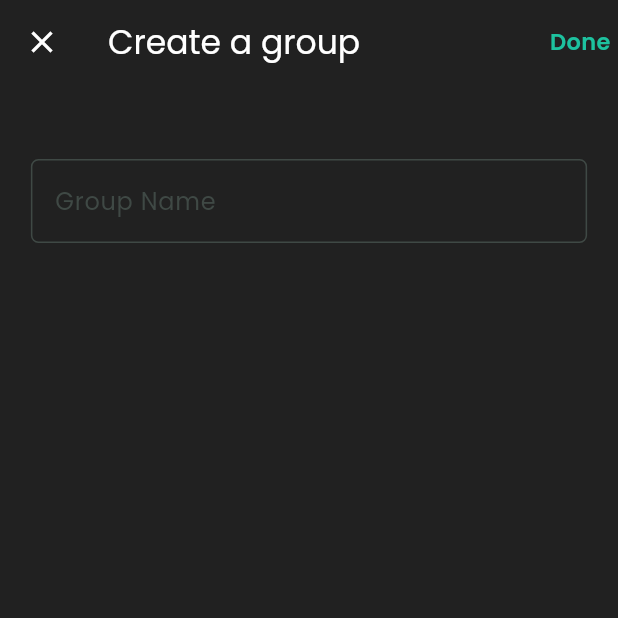
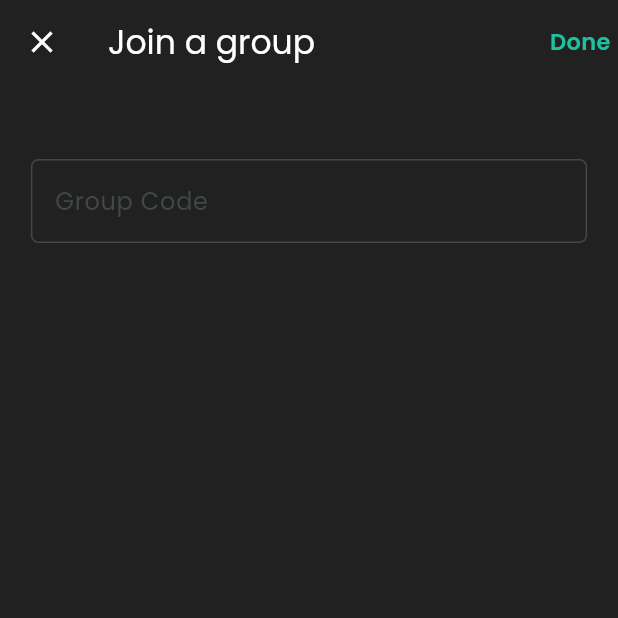
Before and after one commit to Anurag-ravi/splittr, a Flutter app: the HomePage screen opened directly, after a tap on the "group add" icon, on a phone screen of 412 x 824 dp, the top half of it. Run offline on Flutter 3.47's test engine with Material 3 defaults, Android fonts, the phone set to English and light mode, and no system bars; our stand-ins replace contacts_service, firebase_auth, firebase_core, flutter_svg, google_fonts, intl_phone_field and 2 more; missing offline and left inert: dart_jsonwebtoken; accounts and stored records are empty; network calls fail; statements that could not run were skipped.

Commit message:
added fetchfriends and join trips

```diff
--- a/lib/main.dart
+++ b/lib/main.dart
@@ -45,8 +45,8 @@ class _MyAppState extends State<MyApp> {
   // This widget is the root of your application.
   @override
   Widget build(BuildContext context) {
-    // widget.prefs.setString("url", "http://10.0.2.2:5000");
-    widget.prefs.setString("url", "http://13.232.40.84");
+    widget.prefs.setString("url", "http://10.0.2.2:5000");
+    // widget.prefs.setString("url", "http://13.232.40.84");
     if (!widget.prefs.containsKey("registered_now")) {
       widget.prefs.setBool("registered_now", true);
     }
--- a/lib/pages/homePage.dart
+++ b/lib/pages/homePage.dart
@@ -4,6 +4,7 @@ import 'package:flutter/material.dart';
 import 'package:shared_preferences/shared_preferences.dart';
 import 'package:splittr/models/user.dart';
 import 'package:splittr/pages/createGroup.dart';
+import 'package:splittr/pages/joinGroup.dart';
 import 'package:splittr/screens/activityScreen.dart';
 import 'package:splittr/screens/friendsScreen.dart';
 import 'package:splittr/screens/groupScreen.dart';
@@ -53,11 +54,21 @@ class _HomePageState extends State<HomePage> {
             ),
             currIndex == 0
                 ? IconButton(
-                    icon: Icon(Icons.group_add_outlined),
+                    icon: Icon(Icons.add_box_outlined),
                     color: Colors.white,
                     onPressed: () {
                       Navigator.of(context).push(MaterialPageRoute(
                           builder: (builder) => CreateGroup()));
+                    },
+                  )
+                : Container(),
+            currIndex == 0
+                ? IconButton(
+                    icon: Icon(Icons.group_add_outlined),
+                    color: Colors.white,
+                    onPressed: () {
+                      Navigator.of(context).push(
+                          MaterialPageRoute(builder: (builder) => JoinGroup()));
                     },
                   )
                 : Container(),
--- /dev/null
+++ b/lib/pages/joinGroup.dart
@@ -0,0 +1,148 @@
+import 'dart:convert';
+
+import 'package:flutter/material.dart';
+import 'package:shared_preferences/shared_preferences.dart';
+import 'package:splittr/pages/homePage.dart';
+import 'package:splittr/utilities/constants.dart';
+import 'package:splittr/utilities/request.dart';
+
+class JoinGroup extends StatefulWidget {
+  const JoinGroup({super.key});
+
+  @override
+  State<JoinGroup> createState() => _JoinGroupState();
+}
+
+class _JoinGroupState extends State<JoinGroup> {
+  TextEditingController nameController = TextEditingController();
+  bool nameValid = true, loading = false;
+
+  @override
+  Widget build(BuildContext context) {
+    double deviceWidth = MediaQuery.of(context).size.width;
+    return Scaffold(
+        resizeToAvoidBottomInset: false,
+        backgroundColor: Colors.grey[900],
+        appBar: AppBar(
+          backgroundColor: Colors.grey[900],
+          title: Text(
+            'Join a group',
+            style: TextStyle(color: Colors.white),
+          ),
+          leading: IconButton(
+            icon: Icon(
+              Icons.close,
+              color: Colors.white,
+            ),
+            onPressed: () {
+              Navigator.pop(context);
+            },
+          ),
+          actions: [
+            loading
+                ? const CircularProgressIndicator(
+                    color: mainGreen,
+                  )
+                : GestureDetector(
+                    onTap: () {
+                      joinTrip();
+                    },
+                    child: const Text(
+                      'Done',
+                      style: TextStyle(
+                          color: mainGreen,
+                          fontSize: 15,
+                          fontWeight: FontWeight.w600),
+                    ),
+                  ),
+            const SizedBox(
+              width: 5,
+            )
+          ],
+        ),
+        body: SingleChildScrollView(
+          child: Column(
+            children: [
+              const SizedBox(
+                height: 50,
+              ),
+              Padding(
+                padding: EdgeInsets.symmetric(horizontal: deviceWidth * 0.05),
+                child: TextField(
+                  cursorColor: mainGreen,
+                  style: TextStyle(color: Colors.white),
+                  onChanged: (text) {
+                    setState(() {
+                      nameValid = true;
+                    });
+                  },
+                  controller: nameController,
+                  decoration: nameValid
+                      ? InputDecoration(
+                          border: OutlineInputBorder(
+                              borderRadius: BorderRadius.circular(5),
+                              borderSide: const BorderSide(
+                                  width: 1, style: BorderStyle.solid)),
+                          labelText: 'Group Code',
+                          fillColor: Colors.grey[900],
+                          filled: true)
+                      : const InputDecoration(
+                          errorText: 'Please Enter a valid Code'),
+                ),
+              ),
+            ],
+          ),
+        ));
+  }
+
+  void joinTrip() async {
+    FocusManager.instance.primaryFocus?.unfocus();
+    bool res2 = nameController.text.length == 10;
+    setState(() {
+      nameValid = res2;
+      loading = true;
+    });
+    if (!res2) {
+      setState(() {
+        loading = false;
+      });
+      return;
+    }
+    SharedPreferences prefs = await SharedPreferences.getInstance();
+    String? url = prefs.getString('url');
+    String? token = prefs.getString('token');
+    var data = await postRequest(
+        "${url!}/trip/join",
+        {
+          'Accept': 'application/json',
+          'Content-Type': 'application/json',
+          'Authorization': token!
+        },
+        jsonEncode({"code": nameController.text}),
+        prefs,
+        context);
+    if (data != null) {
+      if (data['status'] == 200) {
+        Navigator.of(context).pushReplacement(MaterialPageRoute(
+            builder: (builder) => HomePage(
+                  curridx: 0,
+                )));
+        const snackBar = SnackBar(
+          content: Text('Joined Group'),
+        );
+        ScaffoldMessenger.of(context).showSnackBar(snackBar);
+        setState(() {
+          loading = false;
+        });
+        return;
+      }
+    }
+    var snackBar = SnackBar(
+      content: Text(data['message']),
+    );
+    ScaffoldMessenger.of(context).showSnackBar(snackBar);
+    setState(() {
+      loading = false;
+    });
+  }
+}
--- a/lib/screens/groupScreen.dart
+++ b/lib/screens/groupScreen.dart
@@ -46,7 +46,6 @@ class _GroupScreenState extends State<GroupScreen> {
           loading = false;
           this.trips = temp;
         });
-        print(this.trips);
         return;
       }
     }
--- a/pubspec.yaml
+++ b/pubspec.yaml
@@ -44,6 +44,9 @@ dependencies:
   firebase_auth: ^4.16.0
   dart_jsonwebtoken: ^2.12.2
   intl_phone_field: ^3.2.0
+  flutter_contacts: ^1.1.7+1
+  contacts_service: ^0.6.3
+  permission_handler: ^11.2.0
 
 
 dev_dependencies:
```
Also changed, not shown: lib/screens/friendsScreen.dart (+157 -6 lines), pubspec.lock, 3 other files.
